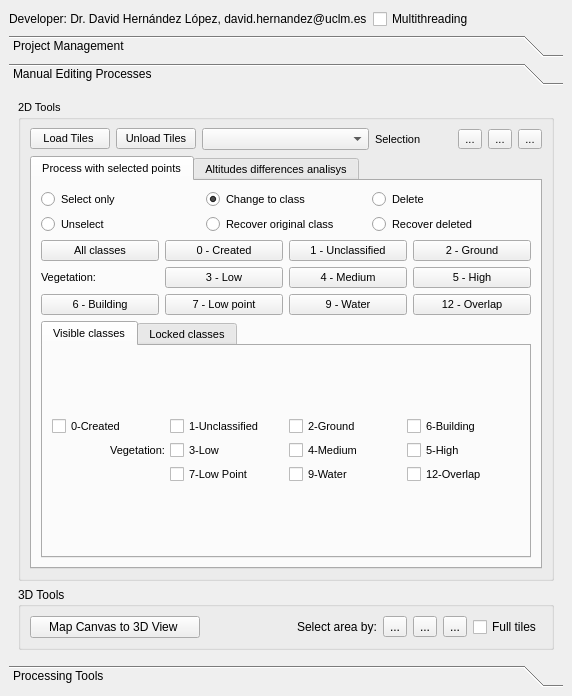
UCLM-PAFyC/point_cloud_3d, file point_cloud_3d_dockwidget_base.ui: the form before one commit.
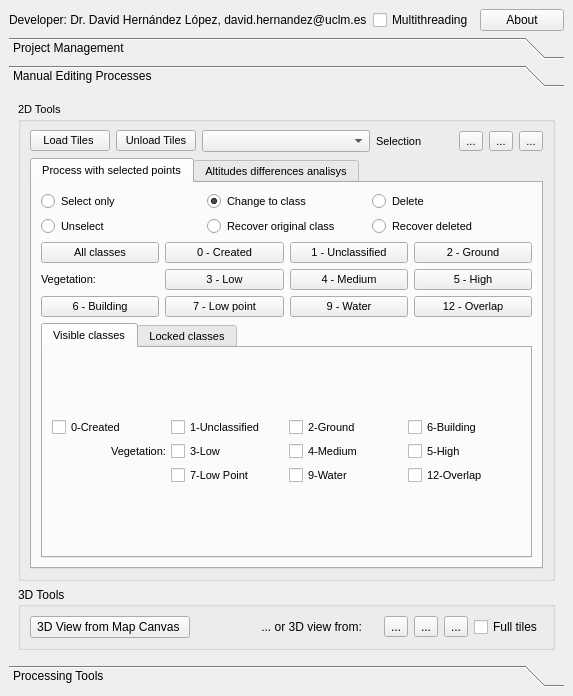
The form after the commit. The open tabs and pages were chosen to show the change. Icons and pictures are not drawn. Custom widgets are drawn as their Qt base class.

```diff
--- a/point_cloud_3d_dockwidget_base.ui
+++ b/point_cloud_3d_dockwidget_base.ui
@@ -6,13 +6,13 @@
    <rect>
     <x>0</x>
     <y>0</y>
-    <width>572</width>
+    <width>573</width>
     <height>696</height>
    </rect>
   </property>
   <property name="minimumSize">
    <size>
-    <width>572</width>
+    <width>573</width>
     <height>696</height>
    </size>
   </property>
@@ -49,6 +49,13 @@
         </property>
        </widget>
       </item>
+      <item>
+       <widget class="QPushButton" name="aboutPushButton">
+        <property name="text">
+         <string>About</string>
+        </property>
+       </widget>
+      </item>
      </layout>
     </item>
     <item row="1" column="0">
@@ -957,8 +964,8 @@
         <rect>
          <x>0</x>
          <y>0</y>
-         <width>452</width>
-         <height>471</height>
+         <width>555</width>
+         <height>538</height>
         </rect>
        </property>
        <attribute name="label">
@@ -1602,7 +1609,7 @@
             <widget class="QPushButton" name="view3dMapCanvasPushButton">
              <property name="minimumSize">
               <size>
-               <width>170</width>
+               <width>160</width>
                <height>0</height>
               </size>
              </property>
@@ -1613,7 +1620,7 @@
               </font>
              </property>
              <property name="text">
-              <string>Map Canvas to 3D View </string>
+              <string>3D View from Map Canvas </string>
              </property>
             </widget>
            </item>
@@ -1636,7 +1643,7 @@
               <widget class="QLabel" name="label_13">
                <property name="minimumSize">
                 <size>
-                 <width>40</width>
+                 <width>120</width>
                  <height>20</height>
                 </size>
                </property>
@@ -1647,7 +1654,7 @@
                 </font>
                </property>
                <property name="text">
-                <string>Select area by:</string>
+                <string> ... or 3D view from:</string>
                </property>
               </widget>
              </item>
```
Left out of the diff: 21 changed lines with no effect on the pictures.
